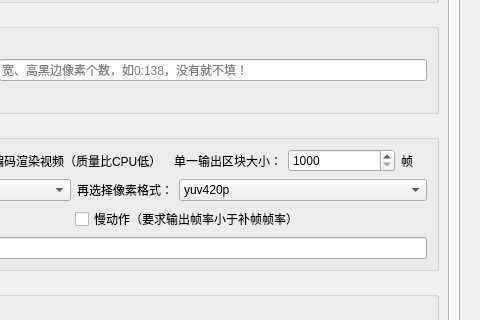
Before: the Qt Designer form Utils/RIFE_GUI.ui in 100wman/RIFE_GUI, drawn with Qt 5; both pictures show x 693 to 1173 and y 279 to 599 of the 1173 by 834 pixel window.
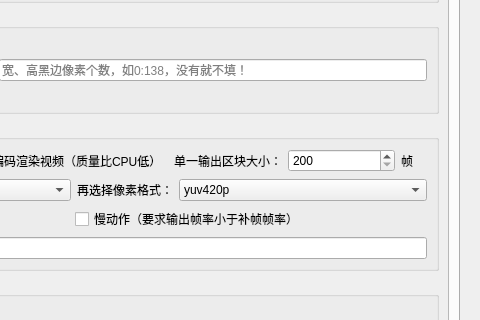
After: the same form once the commit is applied. The open tabs and pages were chosen to show the change. Icons and pictures are not drawn.

Diff of the .ui file:
```diff
--- a/Utils/RIFE_GUI.ui
+++ b/Utils/RIFE_GUI.ui
@@ -783,7 +783,7 @@
                      <item>
                       <widget class="QSpinBox" name="RenderGapSelector">
                        <property name="minimum">
-                        <number>1000</number>
+                        <number>200</number>
                        </property>
                        <property name="maximum">
                         <number>99999</number>
```
